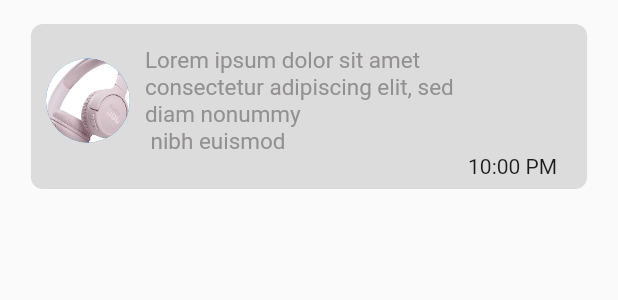
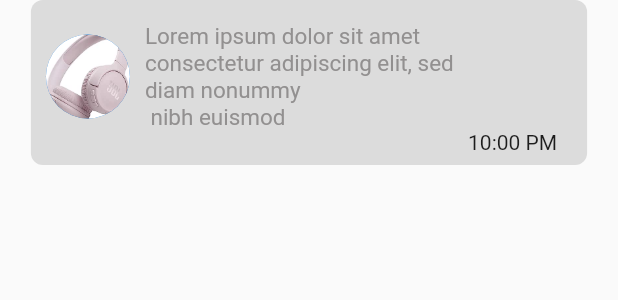
Before and after one commit to shehabhy1/barter_project_2023, a Flutter app: the NotificationItem widget shown alone on an empty page, opened directly, on a phone screen of 412 x 824 dp. Shown: the top 300 px of the screen. Run offline on Flutter 3.47's test engine with Material 2 defaults, Android fonts, the phone set to English and light mode, and no system bars; our stand-ins replace flutter_bloc, go_router, shared_preferences, sizer, smooth_page_indicator; accounts and stored records are empty.

Commit message:
edite notification item padding

```diff
--- a/lib/features/notification/presentition/widgets/notification_item.dart
+++ b/lib/features/notification/presentition/widgets/notification_item.dart
@@ -1,17 +1,19 @@
 import 'package:barter_project_2023/features/notification/presentition/widgets/notification_item_details.dart';
 import 'package:flutter/material.dart';
 import 'package:sizer/sizer.dart';
-
-import '../../../../core/utils/assets.dart';
 
 class NotificationItem extends StatelessWidget {
   const NotificationItem({super.key});
 
   @override
   Widget build(BuildContext context) {
-    //TODO: replace fixed size to adaptive size => sizer pack
+    //TODO: replace fixed size to adaptive size => sizer package
     return Padding(
-      padding: EdgeInsets.symmetric(horizontal: 5.w, vertical: 16),
+      padding: EdgeInsets.only(
+        right: 5.w,
+        left: 5.w,
+        bottom: 16,
+      ),
       child: Container(
         decoration: BoxDecoration(
           color: Colors.black12,
```
